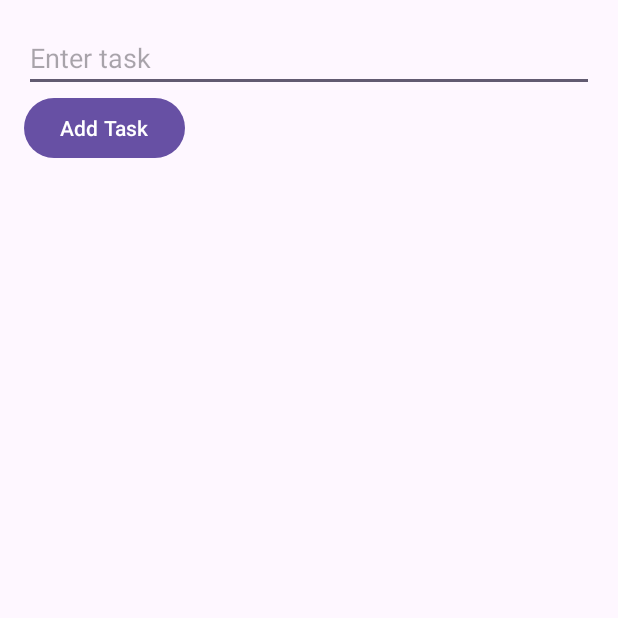
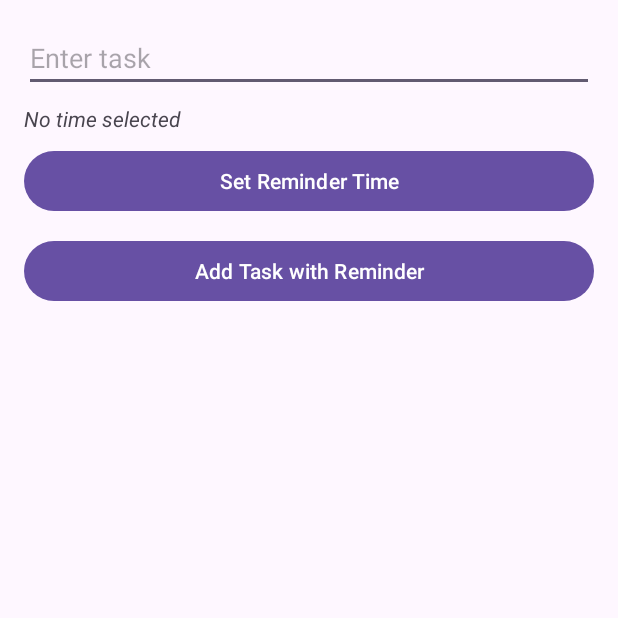
Before and after one commit to ShanawazMd700/TaskManager, an Android app: the screen it shows after launch (MainActivity), on a phone screen of 412 x 824 dp, the top half of it. Run offline under Robolectric (Android 15) with nearby library versions, the phone set to English and light mode, and no system bars.

```diff
--- a/app/build.gradle.kts
+++ b/app/build.gradle.kts
@@ -11,7 +11,7 @@ android {
         minSdk = 24
         targetSdk = 34
         versionCode = 2
-        versionName = "1.0"
+        versionName = "1.1"
 
         testInstrumentationRunner = "androidx.test.runner.AndroidJUnitRunner"
     }
--- a/app/src/main/java/com/example/taskmanager/model/TaskController.java
+++ b/app/src/main/java/com/example/taskmanager/model/TaskController.java
@@ -10,11 +10,9 @@ public class TaskController {
         taskList = new ArrayList<>();
     }
 
-    public void addTask(String title) {
-        taskList.add(new Tasks(title, "")); // empty subtitle
+    public void addTask(String title, String subtitle, long timeInMillis) {
+        taskList.add(new Tasks(title, subtitle, timeInMillis));
     }
-
-
 
     public void removeTask(int index) {
         if (index >= 0 && index < taskList.size()) {
--- a/app/src/main/res/layout/activity_main.xml
+++ b/app/src/main/res/layout/activity_main.xml
@@ -1,9 +1,12 @@
 <?xml version="1.0" encoding="utf-8"?>
 <LinearLayout xmlns:android="http://schemas.android.com/apk/res/android"
+    xmlns:tools="http://schemas.android.com/tools"
+    android:id="@+id/container"
     android:layout_width="match_parent"
     android:layout_height="match_parent"
     android:orientation="vertical"
-    android:padding="16dp">
+    android:padding="16dp"
+    tools:context=".MainActivity">
 
     <EditText
         android:id="@+id/taskInput"
@@ -11,15 +14,33 @@
         android:layout_height="wrap_content"
         android:hint="Enter task" />
 
+    <TextView
+        android:id="@+id/timeDisplay"
+        android:layout_width="match_parent"
+        android:layout_height="wrap_content"
+        android:text="No time selected"
+        android:paddingTop="8dp"
+        android:textStyle="italic" />
+
+    <!-- NEW Set Time button goes here -->
+    <Button
+        android:id="@+id/setTimeButton"
+        android:layout_width="match_parent"
+        android:layout_height="wrap_content"
+        android:text="Set Reminder Time"
+        android:layout_marginTop="8dp" />
+
     <Button
         android:id="@+id/addButton"
-        android:layout_width="wrap_content"
+        android:layout_width="match_parent"
         android:layout_height="wrap_content"
-        android:text="Add Task" />
+        android:text="Add Task with Reminder"
+        android:layout_marginTop="12dp" />
 
     <ListView
         android:id="@+id/taskList"
         android:layout_width="match_parent"
         android:layout_height="0dp"
-        android:layout_weight="1" />
+        android:layout_weight="1"
+        android:layout_marginTop="16dp" />
 </LinearLayout>
```
Also changed, not shown: app/src/main/AndroidManifest.xml (+13 -3 lines), app/src/main/java/com/example/taskmanager/BootReceiver.java (added, +14 -0 lines), app/src/main/java/com/example/taskmanager/MainActivity.java (+72 -15 lines), app/src/main/java/com/example/taskmanager/ReminderReceiver.java (added, +30 -0 lines), app/src/main/java/com/example/taskmanager/model/Tasks.java (+8 -2 lines).
